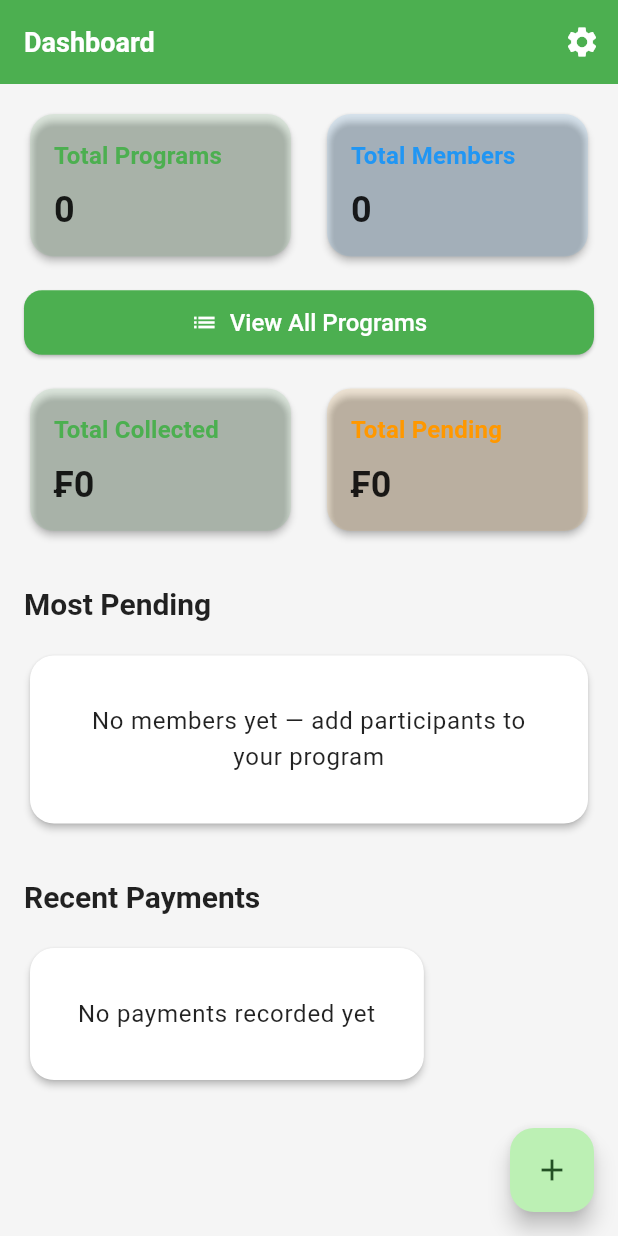
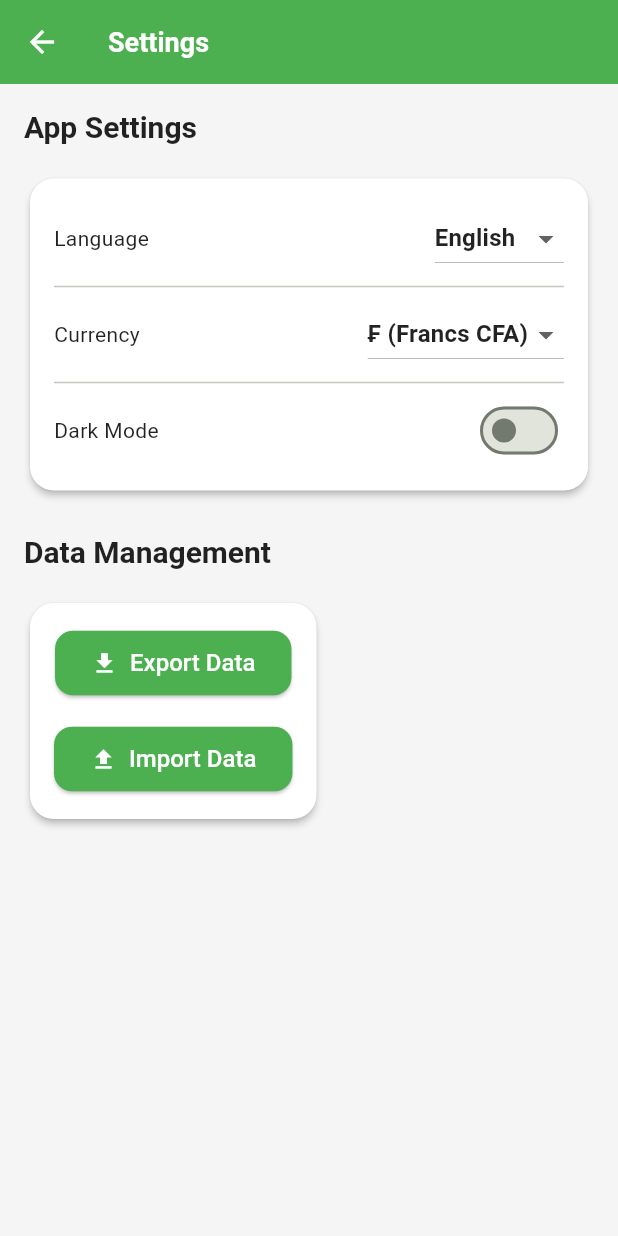
Before and after one commit to Tchana/paylog, a Flutter app: the screen it shows after launch, after a tap on the "settings" icon, on a phone screen of 412 x 824 dp. Run offline on Flutter 3.47's test engine with Material 3 defaults, Android fonts, the phone set to English and light mode, and no system bars; our stand-ins replace get, hive, hive_flutter, shared_preferences; accounts and stored records are empty.

Commit message:
implement edit pages

```diff
--- a/lib/core/app/bindings/initial_binding.dart
+++ b/lib/core/app/bindings/initial_binding.dart
@@ -18,6 +18,6 @@ class InitialBinding implements Bindings {
     Get.put(PaymentRepository()); // Register PaymentRepository
     Get.put(CourseController());
     Get.put(MemberController());
-    Get.lazyPut(() => PaymentController());
+    Get.put(PaymentController()); // Register PaymentController as a singleton
   }
 }
--- a/lib/core/app/routes/app_pages.dart
+++ b/lib/core/app/routes/app_pages.dart
@@ -7,7 +7,10 @@ import 'package:paylog/core/presentation/views/member_detail_view.dart';
 import 'package:paylog/core/presentation/views/add_program_view.dart';
 import 'package:paylog/core/presentation/views/add_course_view.dart';
 import 'package:paylog/core/presentation/views/add_member_view.dart';
+import 'package:paylog/core/presentation/views/edit_member_view.dart';
+import 'package:paylog/core/presentation/views/edit_course_view.dart';
 import 'package:paylog/core/presentation/views/record_payment_view.dart';
+import 'package:paylog/core/presentation/views/settings_view.dart';
 
 class AppRoutes {
   static const String home = '/home';
@@ -18,7 +21,10 @@ class AppRoutes {
   static const String addProgram = '/add-program';
   static const String addCourse = '/add-course';
   static const String addMember = '/add-member';
+  static const String editMember = '/edit-member';
+  static const String editCourse = '/edit-course';
   static const String recordPayment = '/record-payment';
+  static const String settings = '/settings';
 }
 
 class AppPages {
@@ -56,8 +62,20 @@ class AppPages {
       page: () => const AddMemberView(),
     ),
     GetPage(
+      name: AppRoutes.editMember,
+      page: () => const EditMemberView(),
+    ),
+    GetPage(
+      name: AppRoutes.editCourse,
+      page: () => const EditCourseView(),
+    ),
+    GetPage(
       name: AppRoutes.recordPayment,
       page: () => const RecordPaymentView(),
     ),
+    GetPage(
+      name: AppRoutes.settings,
+      page: () => const SettingsView(),
+    ),
   ];
 }
--- a/lib/core/presentation/views/dashboard_view.dart
+++ b/lib/core/presentation/views/dashboard_view.dart
@@ -9,6 +9,11 @@ class DashboardView extends GetView<DashboardController> {
 
   @override
   Widget build(BuildContext context) {
+    // Load dashboard data after the widget is built
+    WidgetsBinding.instance.addPostFrameCallback((_) {
+      controller.loadDashboardData();
+    });
+
     return Scaffold(
       appBar: AppBar(
         title: Text('dashboard_title'.tr),
@@ -17,6 +22,7 @@ class DashboardView extends GetView<DashboardController> {
             icon: const Icon(Icons.settings),
             onPressed: () {
               // Navigate to settings
+              Get.toNamed('/settings');
             },
           ),
         ],
@@ -173,6 +179,21 @@ class DashboardView extends GetView<DashboardController> {
                         },
                       ),
               ),
+              const SizedBox(height: 16),
+              // View all programs button
+              Row(
+                children: [
+                  Expanded(
+                    child: ElevatedButton.icon(
+                      onPressed: () {
+                        Get.toNamed('/programs');
+                      },
+                      icon: const Icon(Icons.list),
+                      label: Text('view_all_programs'.tr),
+                    ),
+                  ),
+                ],
+              ),
             ],
           ),
         ),
--- a/lib/core/presentation/views/member_detail_view.dart
+++ b/lib/core/presentation/views/member_detail_view.dart
@@ -12,6 +12,11 @@ class MemberDetailView extends GetView<MemberController> {
   Widget build(BuildContext context) {
     final member = Get.arguments as Member;
 
+    // Fetch member payments every time the view is opened
+    WidgetsBinding.instance.addPostFrameCallback((_) {
+      controller.fetchMemberPayments(member.id);
+    });
+
     return Scaffold(
       appBar: AppBar(
         title: Text(member.name),
@@ -20,6 +25,14 @@ class MemberDetailView extends GetView<MemberController> {
             icon: const Icon(Icons.edit),
             onPressed: () {
               // Edit member
+              Get.toNamed('/edit-member', arguments: member);
+            },
+          ),
+          IconButton(
+            icon: const Icon(Icons.settings),
+            onPressed: () {
+              // Navigate to settings
+              Get.toNamed('/settings');
             },
           ),
           IconButton(
@@ -211,7 +224,7 @@ class MemberDetailView extends GetView<MemberController> {
       textCancel: 'cancel'.tr,
       confirmTextColor: Colors.white,
       onConfirm: () {
-        // Delete member logic would go here
+        controller.deleteMember(member.id);
         Get.back();
         Get.back();
         Get.snackbar(
--- /dev/null
+++ b/lib/core/presentation/views/settings_view.dart
@@ -0,0 +1,198 @@
+import 'package:flutter/material.dart';
+import 'package:get/get.dart';
+import 'package:shared_preferences/shared_preferences.dart';
+
+class SettingsView extends StatefulWidget {
+  const SettingsView({super.key});
+
+  @override
+  State<SettingsView> createState() => _SettingsViewState();
+}
+
+class _SettingsViewState extends State<SettingsView> {
+  String _selectedLanguage = 'en_US';
+  String _selectedCurrency = '₣';
+  bool _isDarkMode = false;
+
+  @override
+  void initState() {
+    super.initState();
+    _loadSettings();
+  }
+
+  Future<void> _loadSettings() async {
+    final prefs = await SharedPreferences.getInstance();
+    setState(() {
+      _selectedLanguage = prefs.getString('language') ?? 'en_US';
+      _selectedCurrency = prefs.getString('currency') ?? '₣';
+      _isDarkMode = prefs.getBool('darkMode') ?? false;
+    });
+  }
+
+  Future<void> _saveSettings() async {
+    final prefs = await SharedPreferences.getInstance();
+    await prefs.setString('language', _selectedLanguage);
+    await prefs.setString('currency', _selectedCurrency);
+    await prefs.setBool('darkMode', _isDarkMode);
+  }
+
+  @override
+  Widget build(BuildContext context) {
+    return Scaffold(
+      appBar: AppBar(
+        title: Text('settings'.tr),
+        leading: IconButton(
+          icon: const Icon(Icons.arrow_back),
+          onPressed: () => Get.back(),
+        ),
+      ),
+      body: Padding(
+        padding: const EdgeInsets.all(16.0),
+        child: Column(
+          crossAxisAlignment: CrossAxisAlignment.start,
+          children: [
+            Text(
+              'app_settings'.tr,
+              style: Theme.of(context).textTheme.headlineSmall,
+            ),
+            const SizedBox(height: 16),
+            Card(
+              child: Padding(
+                padding: const EdgeInsets.all(16.0),
+                child: Column(
+                  children: [
+                    _buildLanguageSelector(),
+                    const Divider(),
+                    _buildCurrencySelector(),
+                    const Divider(),
+                    _buildDarkModeToggle(),
+                  ],
+                ),
+              ),
+            ),
+            const SizedBox(height: 24),
+            Text(
+              'data_management'.tr,
+              style: Theme.of(context).textTheme.headlineSmall,
+            ),
+            const SizedBox(height: 16),
+            Card(
+              child: Padding(
+                padding: const EdgeInsets.all(16.0),
+                child: Column(
+                  children: [
+                    _buildExportDataButton(),
+                    const SizedBox(height: 16),
+                    _buildImportDataButton(),
+                  ],
+                ),
+              ),
+            ),
+          ],
+        ),
+      ),
+    );
+  }
+
+  Widget _buildLanguageSelector() {
+    return Row(
+      mainAxisAlignment: MainAxisAlignment.spaceBetween,
+      children: [
+        Text('language'.tr),
+        DropdownButton<String>(
+          value: _selectedLanguage,
+          items: [
+            DropdownMenuItem(value: 'en_US', child: Text('English')),
+            DropdownMenuItem(value: 'fr_FR', child: Text('Français')),
+          ],
+          onChanged: (value) {
+            if (value != null) {
+              setState(() {
+                _selectedLanguage = value;
+              });
+              _saveSettings();
+              // Update app language
+              Get.updateLocale(Locale(_selectedLanguage.split('_')[0]!,
+                  _selectedLanguage.split('_')[1]));
+            }
+          },
+        ),
+      ],
+    );
+  }
+
+  Widget _buildCurrencySelector() {
+    return Row(
+      mainAxisAlignment: MainAxisAlignment.spaceBetween,
+      children: [
+        Text('currency'.tr),
+        DropdownButton<String>(
+          value: _selectedCurrency,
+          items: [
+            DropdownMenuItem(value: '₣', child: Text('₣ (Francs CFA)')),
+            DropdownMenuItem(value: '€', child: Text('€ (Euro)')),
+            DropdownMenuItem(value: '\$', child: Text('\$ (Dollar)')),
+          ],
+          onChanged: (value) {
+            if (value != null) {
+              setState(() {
+                _selectedCurrency = value;
+              });
+              _saveSettings();
+            }
+          },
+        ),
+      ],
+    );
+  }
+
+  Widget _buildDarkModeToggle() {
+    return Row(
+      mainAxisAlignment: MainAxisAlignment.spaceBetween,
+      children: [
+        Text('dark_mode'.tr),
+        Switch(
+          value: _isDarkMode,
+          onChanged: (value) {
+            setState(() {
+              _isDarkMode = value;
+            });
+            _saveSettings();
+            // Update app theme
+            Get.changeThemeMode(_isDarkMode ? ThemeMode.dark : ThemeMode.light);
+          },
+        ),
+      ],
+    );
+  }
+
+  Widget _buildExportDataButton() {
+    return ElevatedButton.icon(
+      onPressed: () {
+        // Export data functionality
+        Get.snackbar(
+          'Info',
+          'Export data functionality would be implemented here',
+          snackPosition: SnackPosition.BOTTOM,
+        );
+      },
+      icon: const Icon(Icons.download),
+      label: Text('export_data'.tr),
+    );
+  }
+
+  Widget _buildImportDataButton() {
+    return ElevatedButton.icon(
+      onPressed: () {
+        // Import data functionality
+        Get.snackbar(
+          'Info',
+          'Import data functionality would be implemented here',
+          snackPosition: SnackPosition.BOTTOM,
+        );
+      },
+      icon: const Icon(Icons.upload),
+      label: Text('import_data'.tr),
+    );
+  }
+}
--- a/lib/core/translations/app_translations.dart
+++ b/lib/core/translations/app_translations.dart
@@ -13,6 +13,8 @@ class AppTranslations extends Translations {
           'add_program': 'Add Program',
           'add_course': 'Add Course',
           'add_member': 'Add Member',
+          'edit_member': 'Edit Member',
+          'edit_course': 'Edit Course',
           'record_payment': 'Record Payment',
           'program_name': 'Program Name',
           'program_description': 'Program Description',
@@ -64,6 +66,8 @@ class AppTranslations extends Translations {
           'search_members': 'Search members...',
           'filter_by_status': 'Filter by Status',
           'settings': 'Settings',
+          'app_settings': 'App Settings',
+          'data_management': 'Data Management',
           'language': 'Language',
           'currency': 'Currency',
           'dark_mode': 'Dark Mode',
@@ -79,6 +83,9 @@ class AppTranslations extends Translations {
           'no_members_enrolled': 'No members enrolled yet',
           'select_members': 'Select Members',
           'done': 'Done',
+          'success': 'Success',
+          'payment_recorded':
+              'Payment recorded successfully for {name} ({amount})',
         },
         'fr_FR': {
           'app_name': 'PayLog',
@@ -90,6 +97,8 @@ class AppTranslations extends Translations {
           'add_program': 'Ajouter un programme',
           'add_course': 'Ajouter un cours',
           'add_member': 'Ajouter un membre',
+          'edit_member': 'Modifier le membre',
+          'edit_course': 'Modifier le cours',
           'record_payment': 'Enregistrer un paiement',
           'program_name': 'Nom du programme',
           'program_description': 'Description du programme',
@@ -142,6 +151,8 @@ class AppTranslations extends Translations {
           'search_members': 'Rechercher des membres...',
           'filter_by_status': 'Filtrer par statut',
           'settings': 'Paramètres',
+          'app_settings': 'Paramètres de l\'application',
+          'data_management': 'Gestion des données',
           'language': 'Langue',
           'currency': 'Devise',
           'dark_mode': 'Mode sombre',
@@ -157,6 +168,9 @@ class AppTranslations extends Translations {
           'no_members_enrolled': 'Aucun membre inscrit pour le moment',
           'select_members': 'Sélectionner des membres',
           'done': 'Terminé',
+          'success': 'Succès',
+          'payment_recorded':
+              'Paiement enregistré avec succès pour {name} ({amount})',
         },
       };
 }
```
Also changed, not shown: lib/core/presentation/controllers/payment_controller.dart (+68 -30 lines), lib/core/presentation/views/course_detail_view.dart (+14 -5 lines), lib/core/presentation/views/edit_course_view.dart (added, +96 -0 lines), lib/core/presentation/views/edit_member_view.dart (added, +97 -0 lines), lib/core/presentation/views/program_detail_view.dart (+48 -53 lines), lib/core/presentation/views/record_payment_view.dart (+12 -2 lines).
